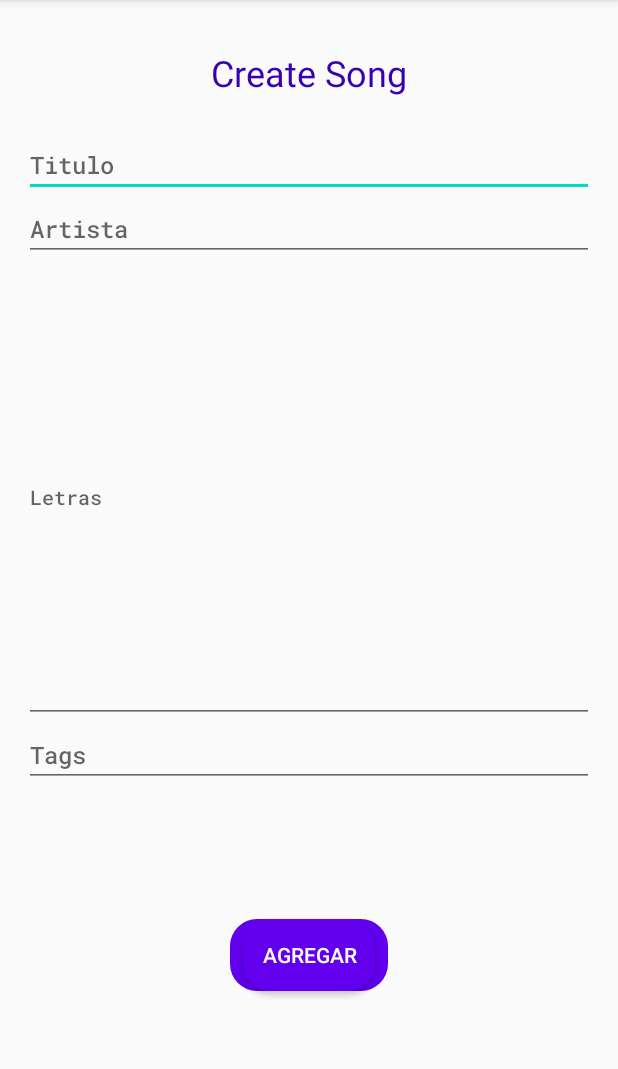
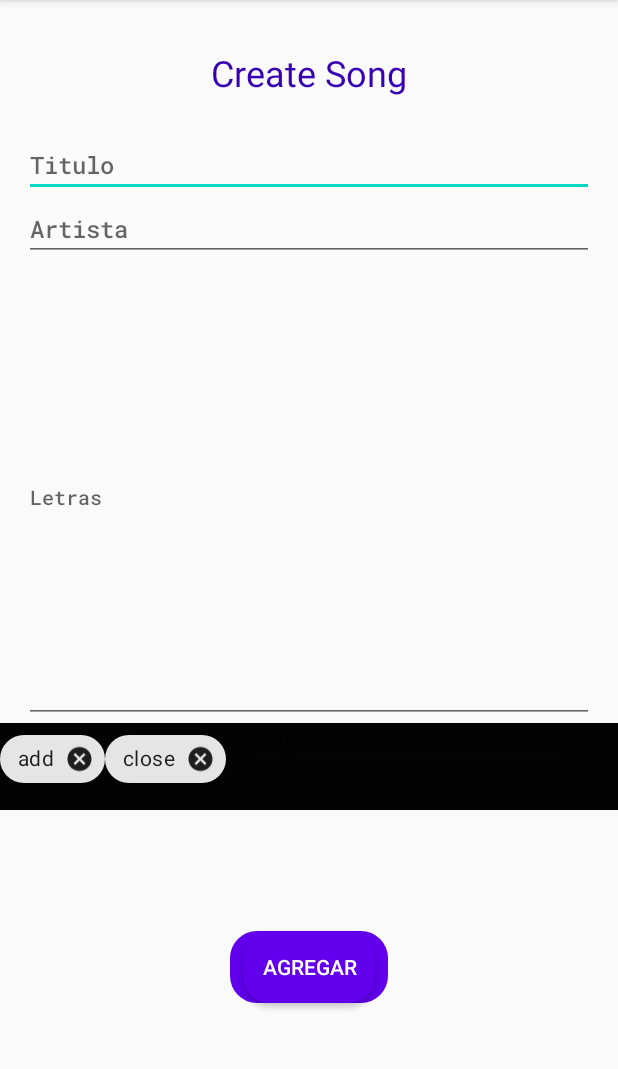
Before and after one commit to melisgb/CancioneroCatolico, an Android app: the EditSongActivity screen opened directly, with no data from a screen before it, on a phone screen of 412 x 824 dp, the part 84-1153 px from its top. Run offline under Robolectric (Android 15) with nearby library versions, the phone set to English and light mode, and no system bars; our stand-ins replace FlexboxLayout.

Commit message:
Partially including chips.
Chips tags for EditSong as input [IN PROGRESS]

```diff
--- a/app/build.gradle
+++ b/app/build.gradle
@@ -35,5 +35,6 @@ dependencies {
     testImplementation 'junit:junit:4.12'
     androidTestImplementation 'androidx.test.ext:junit:1.1.1'
     androidTestImplementation 'androidx.test.espresso:espresso-core:3.2.0'
+    implementation 'com.google.android:flexbox:2.0.1'
 
 }
--- a/app/src/main/java/com/example/cancionerocatolico/EditSongActivity.kt
+++ b/app/src/main/java/com/example/cancionerocatolico/EditSongActivity.kt
@@ -2,11 +2,14 @@ package com.example.cancionerocatolico
 
 import androidx.appcompat.app.AppCompatActivity
 import android.os.Bundle
+import android.view.View
 import android.widget.Button
 import android.widget.Toast
 import com.example.cancionerocatolico.api.CancioneroAPI
 import com.example.cancionerocatolico.objects.Song
 import com.example.cancionerocatolico.utils.UserHelper
+import com.google.android.flexbox.FlexboxLayout
+import com.google.android.material.chip.Chip
 import kotlinx.android.synthetic.main.activity_edit_song.*
 
 /* Activity to CREATE or EDIT a SONG */
@@ -19,6 +22,7 @@ class EditSongActivity : AppCompatActivity() {
         setContentView(R.layout.activity_edit_song)
         val btnCreateSong = findViewById<Button>(R.id.btnCreateSong)
         val btnUpdateSong = findViewById<Button>(R.id.btnUpdateSong)
+        val tagsLayout = findViewById<FlexboxLayout>(R.id.tagsLayout)
 
         if(intent.extras != null){
             txtvEditSongTitle.text = "Update Song"
@@ -58,8 +62,6 @@ class EditSongActivity : AppCompatActivity() {
             val title = etxtSongTitle.text.toString()
             val artist = etxtSongArtist.text.toString()
             val lyrics = etxtSongLyrics.text.toString()
-//            val lyricsUnformatted = etxtSongLyrics.text.toString()
-//            val lyrics = formatLyrics(lyricsUnformatted)
             val tags = etxtSongTags.text.toString()
 
             val currSong = Song(
@@ -71,6 +73,8 @@ class EditSongActivity : AppCompatActivity() {
             )
             updateSongDB(currSong)
         }
+        addNewChip("add", tagsLayout)
+        addNewChip("close", tagsLayout)
     }
 
     fun addSongDB(song : Song){
@@ -95,8 +99,14 @@ class EditSongActivity : AppCompatActivity() {
         //TODO: Create a fail behaviour?
     }
 
-    fun formatLyrics(lyricsUnformatted : String) : String {
-        val lyr = lyricsUnformatted.reader().readLines()
-        return lyr.joinToString("|")
+    fun addNewChip(tag: String, chipGroup: FlexboxLayout){
+        val chip = layoutInflater.inflate(R.layout.chip_elem, chipGroup, false) as Chip
+        chip.text = tag
+        chip.isCloseIconVisible = true
+        chip.isClickable = true
+        chipGroup.addView(chip as View, chipGroup.childCount -1)
+        chip.setOnCloseIconClickListener { chipGroup.removeView(chip as View) }
     }
+
+
 }
--- a/app/src/main/res/layout/activity_edit_song.xml
+++ b/app/src/main/res/layout/activity_edit_song.xml
@@ -74,10 +74,24 @@
         app:layout_constraintStart_toStartOf="parent"
         app:layout_constraintTop_toBottomOf="@+id/etxtSongArtist" />
 
+    <com.google.android.flexbox.FlexboxLayout
+        android:id="@+id/tagsLayout"
+        android:layout_width="match_parent"
+        android:layout_height="wrap_content"
+        app:alignContent="space_around"
+        app:alignItems="stretch"
+        android:paddingBottom="10dp"
+        android:background="@color/blackColor"
+        app:layout_constraintEnd_toEndOf="parent"
+        app:layout_constraintStart_toStartOf="parent"
+        app:layout_constraintTop_toBottomOf="@+id/etxtSongLyrics"
+        app:showDivider="beginning|middle|end" >
+
         <EditText
             android:id="@+id/etxtSongTags"
-        android:layout_width="0dp"
-        android:layout_height="wrap_content"
+            android:layout_width="wrap_content"
+            android:layout_height="32dp"
+            app:layout_flexGrow ="1"
             android:layout_marginLeft="16sp"
             android:layout_marginRight="16sp"
             android:autofillHints=""
@@ -85,12 +99,13 @@
             android:focusable="true"
             android:fontFamily="@font/roboto_mono_medium"
             android:hint="@string/hint_song_tags"
-        android:inputType="textMultiLine"
+            android:textColor="@color/whiteColor"
+            android:inputType="text"
             android:textSize="16sp"
             app:layout_constraintEnd_toEndOf="parent"
             app:layout_constraintStart_toStartOf="parent"
             app:layout_constraintTop_toBottomOf="@+id/etxtSongLyrics" />
-
+    </com.google.android.flexbox.FlexboxLayout>
 
     <Button
         android:id="@+id/btnCreateSong"
@@ -104,7 +119,7 @@
         app:layout_constraintBottom_toBottomOf="parent"
         app:layout_constraintEnd_toEndOf="parent"
         app:layout_constraintStart_toStartOf="parent"
-        app:layout_constraintTop_toBottomOf="@+id/etxtSongTags" />
+        app:layout_constraintTop_toBottomOf="@+id/tagsLayout" />
 
     <Button
         android:id="@+id/btnUpdateSong"
@@ -118,6 +133,6 @@
         app:layout_constraintBottom_toBottomOf="parent"
         app:layout_constraintEnd_toEndOf="parent"
         app:layout_constraintStart_toStartOf="parent"
-        app:layout_constraintTop_toBottomOf="@+id/etxtSongTags" />
+        app:layout_constraintTop_toBottomOf="@+id/tagsLayout" />
 
 </androidx.constraintlayout.widget.ConstraintLayout>
--- /dev/null
+++ b/app/src/main/res/layout/chip_elem.xml
@@ -0,0 +1,8 @@
+<?xml version="1.0" encoding="utf-8"?>
+<com.google.android.material.chip.Chip
+    xmlns:android="http://schemas.android.com/apk/res/android"
+    android:theme="@style/Theme.MaterialComponents.Light"
+    android:layout_width="wrap_content"
+    android:layout_height="wrap_content">
+
+</com.google.android.material.chip.Chip>
```
Lines whose indentation alone changed are shown as unchanged.
